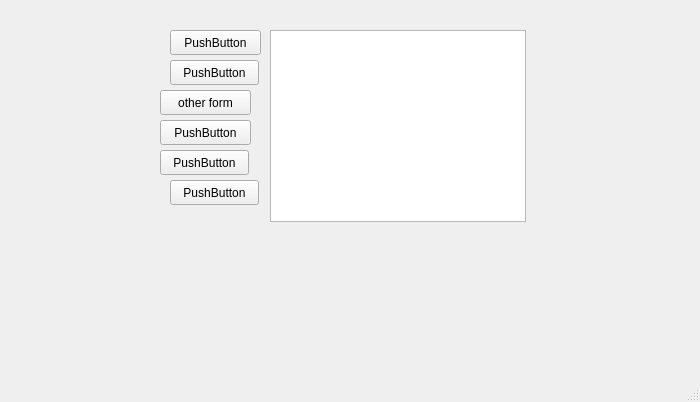
Before: the Qt Designer form qt_app/mainwindow.ui in mehmetrizaoz/5_product_line_automation, drawn with Qt 5.
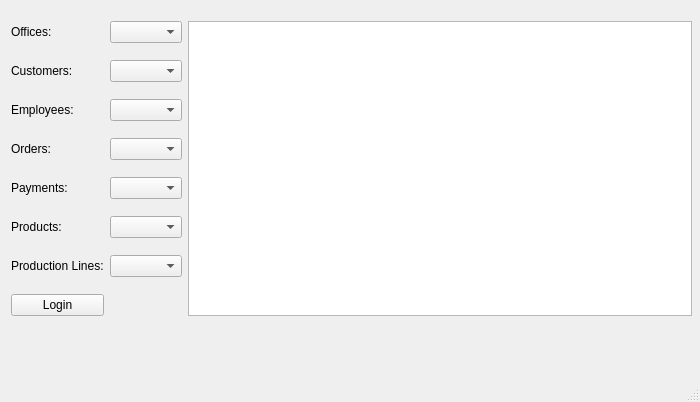
After: the same form once the commit is applied.

Diff of the .ui file:
```diff
--- a/qt_app/mainwindow.ui
+++ b/qt_app/mainwindow.ui
@@ -14,96 +14,101 @@
    <string>MainWindow</string>
   </property>
   <widget class="QWidget" name="centralwidget">
-   <widget class="QPushButton" name="pushButton_6">
+   <widget class="QWidget" name="">
     <property name="geometry">
      <rect>
-      <x>170</x>
-      <y>180</y>
-      <width>89</width>
-      <height>25</height>
+      <x>11</x>
+      <y>10</y>
+      <width>681</width>
+      <height>320</height>
      </rect>
     </property>
-    <property name="text">
-     <string>PushButton</string>
-    </property>
-   </widget>
-   <widget class="QPushButton" name="pushButton_4">
-    <property name="geometry">
-     <rect>
-      <x>160</x>
-      <y>120</y>
-      <width>91</width>
-      <height>25</height>
-     </rect>
-    </property>
-    <property name="text">
-     <string>PushButton</string>
-    </property>
-   </widget>
-   <widget class="QPushButton" name="pushButton_5">
-    <property name="geometry">
-     <rect>
-      <x>160</x>
-      <y>150</y>
-      <width>89</width>
-      <height>25</height>
-     </rect>
-    </property>
-    <property name="text">
-     <string>PushButton</string>
-    </property>
-   </widget>
-   <widget class="QTableWidget" name="tableWidget">
-    <property name="enabled">
-     <bool>true</bool>
-    </property>
-    <property name="geometry">
-     <rect>
-      <x>270</x>
-      <y>30</y>
-      <width>256</width>
-      <height>192</height>
-     </rect>
-    </property>
-   </widget>
-   <widget class="QPushButton" name="pushButton">
-    <property name="geometry">
-     <rect>
-      <x>170</x>
-      <y>30</y>
-      <width>91</width>
-      <height>25</height>
-     </rect>
-    </property>
-    <property name="text">
-     <string>PushButton</string>
-    </property>
-   </widget>
-   <widget class="QPushButton" name="pushButton_3">
-    <property name="geometry">
-     <rect>
-      <x>160</x>
-      <y>90</y>
-      <width>91</width>
-      <height>25</height>
-     </rect>
-    </property>
-    <property name="text">
-     <string>other form</string>
-    </property>
-   </widget>
-   <widget class="QPushButton" name="pushButton_2">
-    <property name="geometry">
-     <rect>
-      <x>170</x>
-      <y>60</y>
-      <width>89</width>
-      <height>25</height>
-     </rect>
-    </property>
-    <property name="text">
-     <string>PushButton</string>
-    </property>
+    <layout class="QGridLayout" name="gridLayout">
+     <item row="6" column="0">
+      <widget class="QLabel" name="label_7">
+       <property name="text">
+        <string>Production Lines:</string>
+       </property>
+      </widget>
+     </item>
+     <item row="1" column="0">
+      <widget class="QLabel" name="label_2">
+       <property name="text">
+        <string>Customers:</string>
+       </property>
+      </widget>
+     </item>
+     <item row="5" column="1">
+      <widget class="QComboBox" name="comboBox_6"/>
+     </item>
+     <item row="6" column="1">
+      <widget class="QComboBox" name="comboBox_7"/>
+     </item>
+     <item row="4" column="0">
+      <widget class="QLabel" name="label_5">
+       <property name="text">
+        <string>Payments:</string>
+       </property>
+      </widget>
+     </item>
+     <item row="0" column="0">
+      <widget class="QLabel" name="label">
+       <property name="text">
+        <string>Offices:</string>
+       </property>
+      </widget>
+     </item>
+     <item row="0" column="1">
+      <widget class="QComboBox" name="comboBox"/>
+     </item>
+     <item row="7" column="0">
+      <widget class="QPushButton" name="pushButton_6">
+       <property name="text">
+        <string>Login</string>
+       </property>
+      </widget>
+     </item>
+     <item row="4" column="1">
+      <widget class="QComboBox" name="comboBox_5"/>
+     </item>
+     <item row="5" column="0">
+      <widget class="QLabel" name="label_6">
+       <property name="text">
+        <string>Products:</string>
+       </property>
+      </widget>
+     </item>
+     <item row="2" column="0">
+      <widget class="QLabel" name="label_3">
+       <property name="text">
+        <string>Employees:</string>
+       </property>
+      </widget>
+     </item>
+     <item row="3" column="0">
+      <widget class="QLabel" name="label_4">
+       <property name="text">
+        <string>Orders:</string>
+       </property>
+      </widget>
+     </item>
+     <item row="1" column="1">
+      <widget class="QComboBox" name="comboBox_2"/>
+     </item>
+     <item row="2" column="1">
+      <widget class="QComboBox" name="comboBox_3"/>
+     </item>
+     <item row="3" column="1">
+      <widget class="QComboBox" name="comboBox_4"/>
+     </item>
+     <item row="0" column="2" rowspan="8">
+      <widget class="QTableWidget" name="tableWidget">
+       <property name="enabled">
+        <bool>true</bool>
+       </property>
+      </widget>
+     </item>
+    </layout>
    </widget>
   </widget>
   <widget class="QMenuBar" name="menubar">
```
